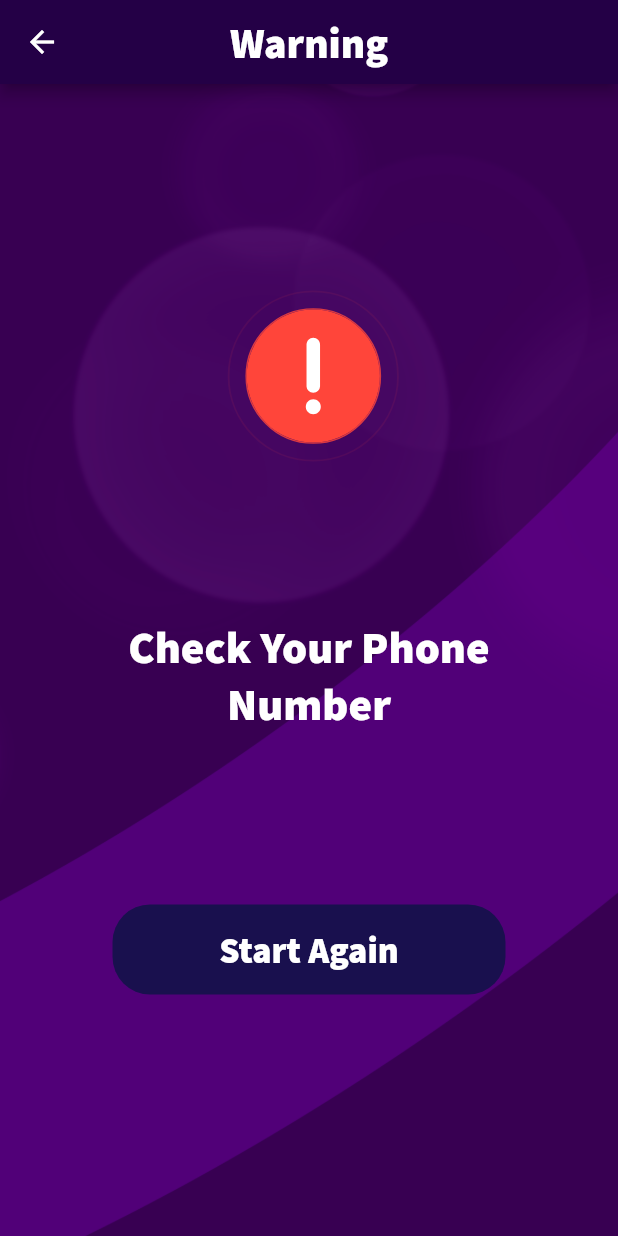
After one commit to JaafarAlMuallim/QuizU-Flutter, a Flutter app: the screen it shows after launch, after a tap on "Start", on a phone screen of 412 x 824 dp. The commit adds this screen. Run offline on Flutter 3.47's test engine with Material 2 defaults, Android fonts, the phone set to English and light mode, and no system bars; our stand-ins replace animated_splash_screen, lottie, mask_text_input_formatter, page_transition, share_plus, shared_preferences; missing offline and left inert: country_list_pick, phone_number; accounts and stored records are empty.

Commit message:
Updated Background And Error Page
Updated Background in a container and wrapped all the scaffolds with that customized container.
Updated Screens to show Error page if it failed to send a request to the API.

```diff
--- /dev/null
+++ b/quizu/lib/Components/my_container.dart
@@ -0,0 +1,27 @@
+// ignore_for_file: must_be_immutable
+
+import 'package:flutter/material.dart';
+
+class MyContainer extends StatelessWidget {
+  MyContainer({super.key, required this.child});
+  Widget child;
+  @override
+  Widget build(BuildContext context) {
+    return Container(
+      decoration: const BoxDecoration(
+        image: DecorationImage(
+            image: AssetImage(
+              'images/Background.png',
+            ),
+            fit: BoxFit.cover),
+        // gradient: LinearGradient(
+        //   begin: Alignment.topLeft,
+        //   end: Alignment.bottomRight,
+        //   colors: [Color(0xFF411152), Color.fromARGB(255, 99, 21, 116)],
+        // colors: [Color(0xFF321457), Color(0xFF4C2083), Color(0xFF5F28A4)],
+        // ),
+      ),
+      child: child,
+    );
+  }
+}
--- a/quizu/lib/main.dart
+++ b/quizu/lib/main.dart
@@ -3,6 +3,7 @@
 import 'package:animated_splash_screen/animated_splash_screen.dart';
 import 'package:flutter/material.dart';
 import 'package:lottie/lottie.dart';
+import 'package:quizu/Components/my_container.dart';
 import 'package:quizu/Components/networking.dart';
 import 'package:quizu/Components/spin_kit.dart';
 import 'package:quizu/constants.dart';
@@ -37,8 +38,8 @@ class _MyAppState extends State<MyApp> {
     return MaterialApp(
       theme: ThemeData.dark().copyWith(
         backgroundColor: kBackgroundColor,
-        scaffoldBackgroundColor: kBackgroundColor,
-        // scaffoldBackgroundColor: Colors.transparent,
+        // scaffoldBackgroundColor: kBackgroundColor,
+        scaffoldBackgroundColor: Colors.transparent,
         appBarTheme: const AppBarTheme(backgroundColor: kAppBarColor),
         canvasColor: kAppBarColor,
       ),
@@ -47,11 +48,11 @@ class _MyAppState extends State<MyApp> {
         builder: (buildContext, snapshot) {
           if (snapshot.hasData) {
             if (snapshot.data != null && snapshot.data == true) {
+              return QuizMe();
+            }
             return MobileEntry();
-            }
-            return QuizMe();
           } else {
-            return Center(child: loading());
+            return MyContainer(child: Center(child: loading()));
           }
         },
       ),
@@ -65,7 +66,8 @@ class SplashScreen extends StatelessWidget {
   @override
   Widget build(BuildContext context) {
     return MaterialApp(
-      home: Scaffold(
+      home: MyContainer(
+        child: Scaffold(
           body: AnimatedSplashScreen(
             splash: Lottie.asset('animations/Welcome.json'),
             backgroundColor: kBackgroundColor,
@@ -77,6 +79,7 @@ class SplashScreen extends StatelessWidget {
             animationDuration: Duration(milliseconds: 1300),
           ),
         ),
+      ),
     );
   }
 }
--- a/quizu/lib/screens/error.dart
+++ b/quizu/lib/screens/error.dart
@@ -1,6 +1,8 @@
 // ignore_for_file: prefer_const_constructors
 
 import 'package:flutter/material.dart';
+import 'package:lottie/lottie.dart';
+import 'package:quizu/Components/my_container.dart';
 import 'package:quizu/Components/new_button.dart';
 import 'package:quizu/constants.dart';
 
@@ -15,7 +17,8 @@ class ErrorPage extends StatefulWidget {
 class _ErrorPageState extends State<ErrorPage> {
   @override
   Widget build(BuildContext context) {
-    return Scaffold(
+    return MyContainer(
+      child: Scaffold(
         appBar: AppBar(
           title: Text(
             'Warning',
@@ -32,10 +35,10 @@ class _ErrorPageState extends State<ErrorPage> {
               children: [
                 Container(
                     margin: EdgeInsets.all(30),
-                  child: Image.asset(
-                    'images/warningEmoji.png',
+                    child: Lottie.asset(
+                      'animations/Error.json',
+                      height: 170,
                       width: 175,
-                    height: 170,
                     )),
                 Container(
                   margin: EdgeInsets.all(30),
@@ -64,6 +67,7 @@ class _ErrorPageState extends State<ErrorPage> {
             ),
           ),
         ),
+      ),
     );
   }
 }
--- a/quizu/lib/screens/finsihed_screen.dart
+++ b/quizu/lib/screens/finsihed_screen.dart
@@ -3,6 +3,7 @@
 import 'package:flutter/material.dart';
 import 'package:lottie/lottie.dart';
 import 'package:quizu/Components/bottom_navbar.dart';
+import 'package:quizu/Components/my_container.dart';
 import 'package:quizu/constants.dart';
 import 'package:quizu/screens/quiz_me.dart';
 import 'package:share_plus/share_plus.dart';
@@ -39,6 +40,7 @@ class _FinishedScreenState extends State<FinishedScreen> {
   @override
   Widget build(BuildContext context) {
     return SafeArea(
+      child: MyContainer(
         child: Scaffold(
           body: Column(
             crossAxisAlignment: CrossAxisAlignment.end,
@@ -111,6 +113,7 @@ class _FinishedScreenState extends State<FinishedScreen> {
           ),
           bottomNavigationBar: BottomNavBar(),
         ),
+      ),
     );
   }
 }
--- a/quizu/lib/screens/mobile_entry.dart
+++ b/quizu/lib/screens/mobile_entry.dart
@@ -5,6 +5,7 @@ import 'package:flutter/material.dart';
 import 'package:flutter/services.dart';
 import 'package:mask_text_input_formatter/mask_text_input_formatter.dart';
 import 'package:phone_number/phone_number.dart';
+import 'package:quizu/Components/my_container.dart';
 import 'package:quizu/Components/new_button.dart';
 import 'package:quizu/constants.dart';
 import 'package:quizu/Components/shared.dart';
@@ -40,7 +41,8 @@ class MobileEntryState extends State<MobileEntry> {
 
   @override
   Widget build(BuildContext context) {
-    return Scaffold(
+    return MyContainer(
+      child: Scaffold(
         body: token != null
             ? QuizMe()
             : SafeArea(
@@ -129,6 +131,7 @@ class MobileEntryState extends State<MobileEntry> {
                   ),
                 ),
               ),
+      ),
     );
   }
 }
--- a/quizu/lib/screens/otp.dart
+++ b/quizu/lib/screens/otp.dart
@@ -2,6 +2,7 @@
 
 import 'package:flutter/material.dart';
 import 'package:flutter/services.dart';
+import 'package:quizu/Components/my_container.dart';
 import 'package:quizu/Components/new_button.dart';
 import 'package:quizu/Components/shared.dart';
 import 'package:quizu/constants.dart';
@@ -29,7 +30,6 @@ class _OTPShowState extends State<OTPShow> {
         onChanged: (value) {
           if (value.length == 1) {
             otp += value;
-            print(otp);
             !last ? FocusScope.of(context).nextFocus() : checkOTP(otp);
           }
         },
@@ -65,6 +65,7 @@ class _OTPShowState extends State<OTPShow> {
   @override
   Widget build(BuildContext context) {
     return SafeArea(
+      child: MyContainer(
         child: Scaffold(
           body: SafeArea(
             child: Center(
@@ -121,6 +122,7 @@ class _OTPShowState extends State<OTPShow> {
             ),
           ),
         ),
+      ),
     );
   }
 }
--- a/quizu/lib/screens/quiz_me.dart
+++ b/quizu/lib/screens/quiz_me.dart
@@ -2,6 +2,7 @@
 
 import 'package:flutter/material.dart';
 import 'package:quizu/Components/bottom_navbar.dart';
+import 'package:quizu/Components/my_container.dart';
 import 'package:quizu/Components/networking.dart';
 import 'package:quizu/Components/new_button.dart';
 import 'package:quizu/constants.dart';
@@ -20,6 +21,7 @@ class _QuizMeState extends State<QuizMe> {
   @override
   Widget build(BuildContext context) {
     return SafeArea(
+      child: MyContainer(
         child: Scaffold(
           appBar: AppBar(
             shape: Border(bottom: BorderSide(color: kBottomAppBar)),
@@ -66,6 +68,7 @@ class _QuizMeState extends State<QuizMe> {
           ),
           bottomNavigationBar: BottomNavBar(),
         ),
+      ),
     );
   }
 }
--- a/quizu/tokens.txt
+++ /dev/null
@@ -1,3 +0,0 @@
- {"sucess":true,"user_status":"new","msg":"user created!","token":"eyJhbGciOiJIUzI1NiIsInR5cCI6IkpXVCJ9.eyJpZCI6MjYyLCJpYXQiOjE2NjM2OTk0Mzh9.5qDAy5Zpj1XZfnh9amp0bLisIabChQhx8u13ZAr9hk4"}
-
- token1 = eyJhbGciOiJIUzI1NiIsInR5cCI6IkpXVCJ9.eyJpZCI6MjYyLCJpYXQiOjE2NjM2OTk0Mzh9.5qDAy5Zpj1XZfnh9amp0bLisIabChQhx8u13ZAr9hk4
```
Also changed, not shown: quizu/animations/Error.json (added, +1 -0 lines), quizu/lib/Components/networking.dart (+13 -13 lines), quizu/lib/constants.dart (+30 -30 lines), quizu/lib/screens/leaderboard.dart (+18 -5 lines), quizu/lib/screens/name_entry.dart (+14 -3 lines), quizu/lib/screens/profile.dart (+13 -3 lines), quizu/lib/screens/quiz_page.dart (+16 -3 lines), quizu/lib/screens/wrong.dart (+5 -2 lines), quizu/images/Background.png (added), quizu/images/cryingEmoji.png (deleted), quizu/images/flag.png (deleted), 1 other file. Lines whose indentation alone changed are shown as unchanged.
